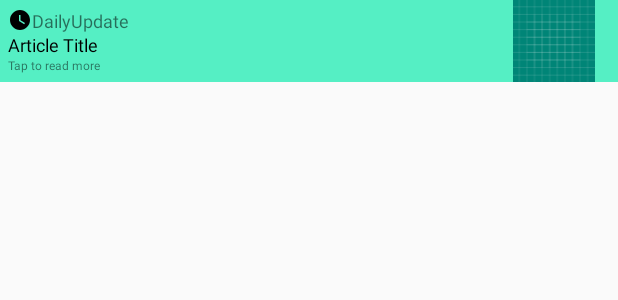
After one commit to Immanuelbh/DailyUpdate, an Android app: the layout article_notif_layout.xml on its own in the app's theme, with its tools: preview values and no code run, on a phone screen of 412 x 824 dp. The commit adds this screen. Shown: the top 300 px of the screen. Run offline under Robolectric (Android 15) with nearby library versions, the phone set to English and light mode, and no system bars.

Commit message:
added timed notifications

```diff
--- /dev/null
+++ b/app/src/main/res/drawable/ic_watch_later_black.xml
@@ -0,0 +1,9 @@
+<vector xmlns:android="http://schemas.android.com/apk/res/android"
+        android:width="16dp"
+        android:height="16dp"
+        android:viewportWidth="24.0"
+        android:viewportHeight="24.0">
+    <path
+        android:fillColor="#FF000000"
+        android:pathData="M12,2C6.5,2 2,6.5 2,12s4.5,10 10,10 10,-4.5 10,-10S17.5,2 12,2zM16.2,16.2L11,13L11,7h1.5v5.2l4.5,2.7 -0.8,1.3z"/>
+</vector>
--- /dev/null
+++ b/app/src/main/res/layout/article_notif_layout.xml
@@ -0,0 +1,62 @@
+<?xml version="1.0" encoding="utf-8"?>
+<LinearLayout xmlns:android="http://schemas.android.com/apk/res/android"
+    android:orientation="horizontal"
+    android:layout_width="match_parent"
+    android:layout_height="wrap_content"
+    android:background="#55efc4"
+    android:id="@+id/article_notif_ll"
+    android:paddingEnd="2dp"
+    >
+
+
+    <LinearLayout
+        android:layout_width="0dp"
+        android:layout_height="wrap_content"
+        android:orientation="vertical"
+        android:padding="5dp"
+        android:layout_weight="4"
+        >
+        <LinearLayout
+            android:layout_width="match_parent"
+            android:layout_height="wrap_content"
+            android:orientation="horizontal"
+            >
+            <ImageView
+                android:layout_width="wrap_content"
+                android:layout_height="wrap_content"
+                android:background="@drawable/ic_watch_later_black"
+
+                />
+            <TextView
+                android:layout_width="wrap_content"
+                android:layout_height="match_parent"
+                android:text="@string/app_name"
+                android:gravity="center"
+                android:textSize="12sp"
+                />
+        </LinearLayout>
+        <TextView
+            android:layout_width="match_parent"
+            android:layout_height="wrap_content"
+            android:text="Article Title"
+            android:textColor="#000000"
+            android:textSize="12sp"
+            />
+
+        <TextView
+            android:layout_width="match_parent"
+            android:layout_height="wrap_content"
+            android:text="Tap to read more"
+            android:textSize="8sp"
+            />
+
+    </LinearLayout>
+
+    <ImageView
+        android:layout_width="0dp"
+        android:layout_height="match_parent"
+        android:layout_weight="1"
+        android:src="@drawable/ic_launcher_background"/>
+
+
+</LinearLayout>
```
Also changed, not shown: app/src/main/AndroidManifest.xml (+7 -1 lines), app/src/main/java/com/ijbh/dailyupdate/additional/UpdateReceiver.java (added, +89 -0 lines), app/src/main/java/com/ijbh/dailyupdate/ui/ArticleActivity.java (added, +18 -0 lines), app/src/main/java/com/ijbh/dailyupdate/ui/MainActivity.java (+68 -1 lines), app/src/main/res/layout/activity_article.xml (added, +9 -0 lines).
